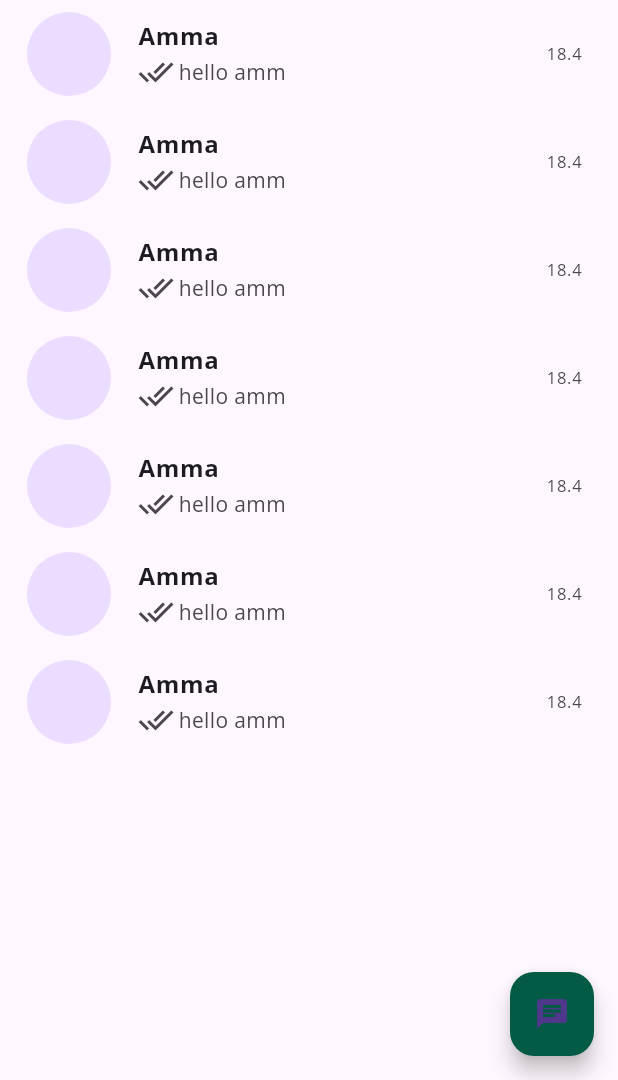
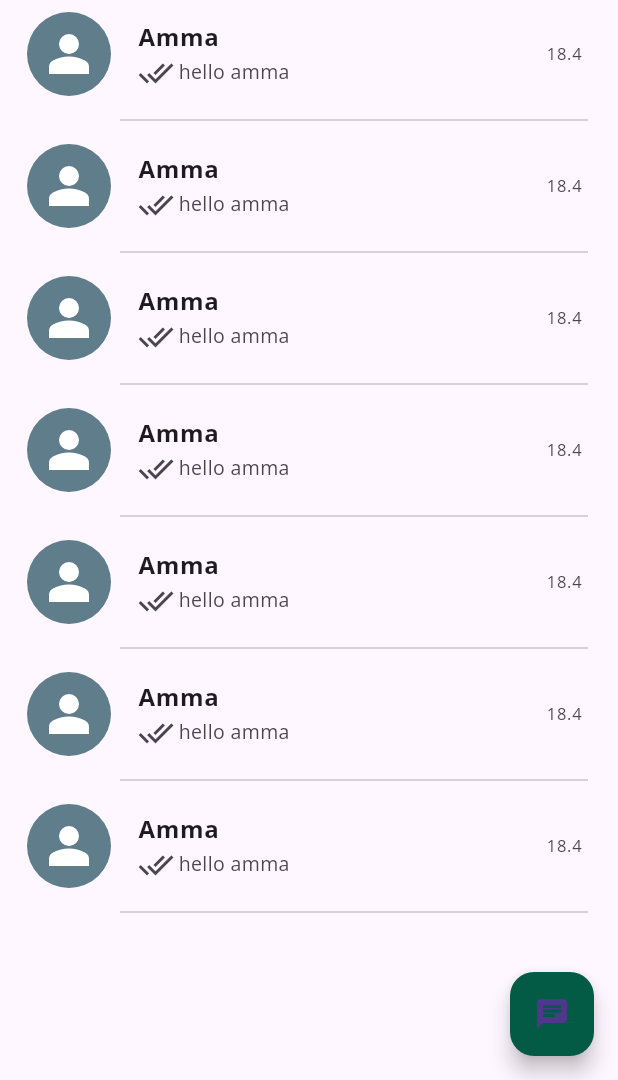
Before and after one commit to IsuraViranga/ChatApp, a Flutter app: the screen it shows after launch, on a phone screen of 412 x 824 dp, the part 156-1236 px from its top. Run offline on Flutter 3.47's test engine with Material 3 defaults, Android fonts, the phone set to English and light mode, and no system bars; our stand-ins replace flutter_svg.

Commit message:
customCard updated

```diff
--- a/lib/customUI/CustomCard.dart
+++ b/lib/customUI/CustomCard.dart
@@ -1,31 +1,54 @@
 import 'package:flutter/material.dart';
+import 'package:flutter_svg/flutter_svg.dart';
 
 class CustomCard extends StatelessWidget {
   const CustomCard({Key? key}) : super(key: key);
 
   @override
   Widget build(BuildContext context) {
-    return const ListTile(
+    return InkWell(
+      onTap: (){},
+      child: Column(
+        children: [
+          ListTile(
             leading:CircleAvatar(
               radius: 30,
+              backgroundColor: Colors.blueGrey,
+              child: SvgPicture.asset(
+                  "assets/person.svg",
+                  color: Colors.white,
+                  height:40,
               ),
-      title: Text(
+            ),
+            title:const Text(
                 "Amma",
                 style:TextStyle(
                   fontSize: 16,
                   fontWeight: FontWeight.bold
                 ) ,
             ),
-      subtitle: Row(
+            subtitle: const Row(
               children: [
                 Icon(Icons.done_all),
                 SizedBox(
                   width: 3,
                 ),
-          Text("hello amm")
+                Text(
+                    "hello amma",
+                     style: TextStyle(
+                       fontSize: 13
+                     ),
+                )
               ],
             ),
-      trailing: Text("18.4"),
+            trailing: const Text("18.4"),
+          ),
+          const Padding(
+            padding: EdgeInsets.only(left: 80,right: 20),
+            child:Divider(thickness: 1),
+          )
+        ],
+      ),
     );
   }
 }
--- a/pubspec.yaml
+++ b/pubspec.yaml
@@ -34,6 +34,7 @@ dependencies:
   # The following adds the Cupertino Icons font to your application.
   # Use with the CupertinoIcons class for iOS style icons.
   cupertino_icons: ^1.0.2
+  flutter_svg: ^2.0.10+1
 
 dev_dependencies:
   flutter_test:
@@ -58,7 +59,8 @@ flutter:
   uses-material-design: true
 
   # To add assets to your application, add an assets section, like this:
-  # assets:
+  assets:
+      - assets/
   #   - images/a_dot_burr.jpeg
   #   - images/a_dot_ham.jpeg
 
```
Also changed, not shown: assets/groups.svg (added), assets/person.svg (added), pubspec.lock. Lines whose indentation alone changed are shown as unchanged.
